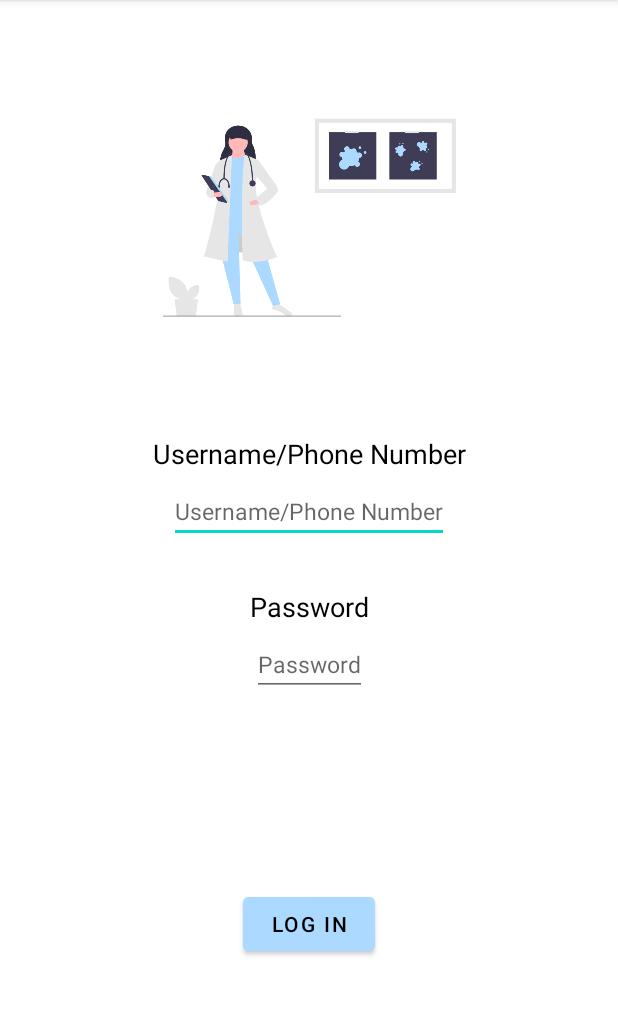
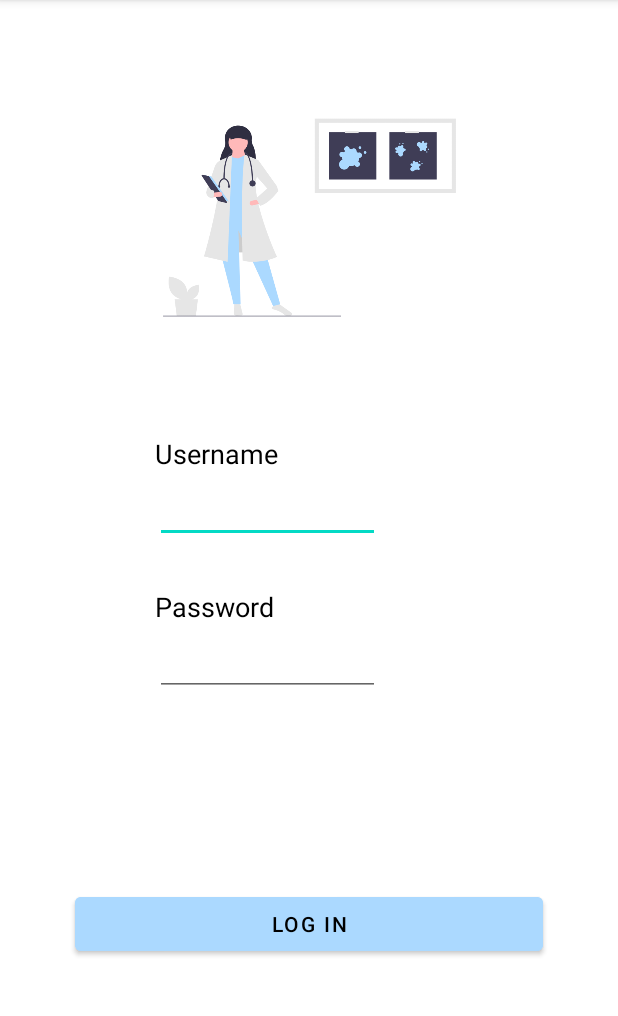
Before and after one commit to RheaAdh/Destress, an Android app: the screen it shows after launch (LoginActivity), on a phone screen of 412 x 824 dp, the part 84-1100 px from its top. Run offline under Robolectric (Android 15) with nearby library versions, the phone set to English and light mode, and no system bars.

Commit message:
Add guideline in login_screen.xml

```diff
--- a/app/src/main/res/layout/login_screen.xml
+++ b/app/src/main/res/layout/login_screen.xml
@@ -12,34 +12,38 @@
         android:layout_height="250dp"
         android:src="@drawable/login_graphics"
         app:layout_constraintLeft_toLeftOf="parent"
-        app:layout_constraintRight_toRightOf="parent"
         app:layout_constraintTop_toTopOf="parent"
-        app:layout_constraintBottom_toTopOf="@id/tv1"/>
+        app:layout_constraintBottom_toTopOf="@id/tv1"
+        app:layout_constraintRight_toRightOf="parent"/>
+
+    <androidx.constraintlayout.widget.Guideline
+        android:layout_width="0dp"
+        android:layout_height="match_parent"
+        android:orientation="vertical"
+        android:id="@+id/guideline_login"
+        app:layout_constraintGuide_percent="0.25"/>
 
     <TextView
         android:id="@+id/tv1"
         android:layout_marginTop="20dp"
         android:layout_width="wrap_content"
         android:layout_height="wrap_content"
-        android:text="@string/username_phone_number"
+        android:text="@string/username_login"
         android:textSize="18sp"
         android:textColor="@color/black"
         app:layout_constraintTop_toBottomOf="@id/graphics1"
-        app:layout_constraintLeft_toLeftOf="parent"
-        app:layout_constraintRight_toRightOf="parent"/>
+        app:layout_constraintLeft_toLeftOf="@id/guideline_login" />
 
     <EditText
         android:id="@+id/et1"
         android:layout_marginTop="5dp"
-        android:layout_width="wrap_content"
+        android:layout_width="150dp"
         android:layout_height="wrap_content"
         android:inputType="text"
-        android:hint="@string/username_phone_number"
         android:textSize="15sp"
         android:textColor="@color/black"
         app:layout_constraintTop_toBottomOf="@id/tv1"
-        app:layout_constraintLeft_toLeftOf="parent"
-        app:layout_constraintRight_toRightOf="parent"/>
+        app:layout_constraintLeft_toLeftOf="@id/guideline_login"/>
 
     <TextView
         android:id="@+id/tv2"
@@ -50,30 +54,27 @@
         android:textSize="18sp"
         android:textColor="@color/black"
         app:layout_constraintTop_toBottomOf="@id/et1"
-        app:layout_constraintLeft_toLeftOf="parent"
-        app:layout_constraintRight_toRightOf="parent"/>
+        app:layout_constraintLeft_toLeftOf="@id/guideline_login"/>
 
     <EditText
         android:id="@+id/et2"
         android:layout_marginTop="5dp"
-        android:layout_width="wrap_content"
+        android:layout_width="150dp"
         android:layout_height="wrap_content"
         android:inputType="textPassword"
-        android:hint="@string/password"
         android:textSize="15sp"
         app:layout_constraintTop_toBottomOf="@id/tv2"
-        app:layout_constraintLeft_toLeftOf="parent"
-        app:layout_constraintRight_toRightOf="parent"/>
+        app:layout_constraintLeft_toLeftOf="@id/guideline_login"/>
 
     <Button
         android:id="@+id/btnLogin"
-        android:layout_width="wrap_content"
+        android:layout_margin="50dp"
+        android:layout_width="match_parent"
         android:layout_height="wrap_content"
         android:text="@string/log_in"
         android:textColor="@color/black"
         android:backgroundTint="#ABD9FF"
         app:layout_constraintTop_toBottomOf="@id/et2"
-        app:layout_constraintLeft_toLeftOf="parent"
         app:layout_constraintRight_toRightOf="parent"
         app:layout_constraintBottom_toBottomOf="parent"/>
 
--- a/app/src/main/res/values/strings.xml
+++ b/app/src/main/res/values/strings.xml
@@ -1,6 +1,6 @@
 <resources>
     <string name="app_name">Stress Management App</string>
-    <string name="username_phone_number">Username/Phone Number</string>
+    <string name="username_login">Username</string>
     <string name="password">Password</string>
     <string name="log_in">Log In</string>
     <string name="name">Name</string>
```
